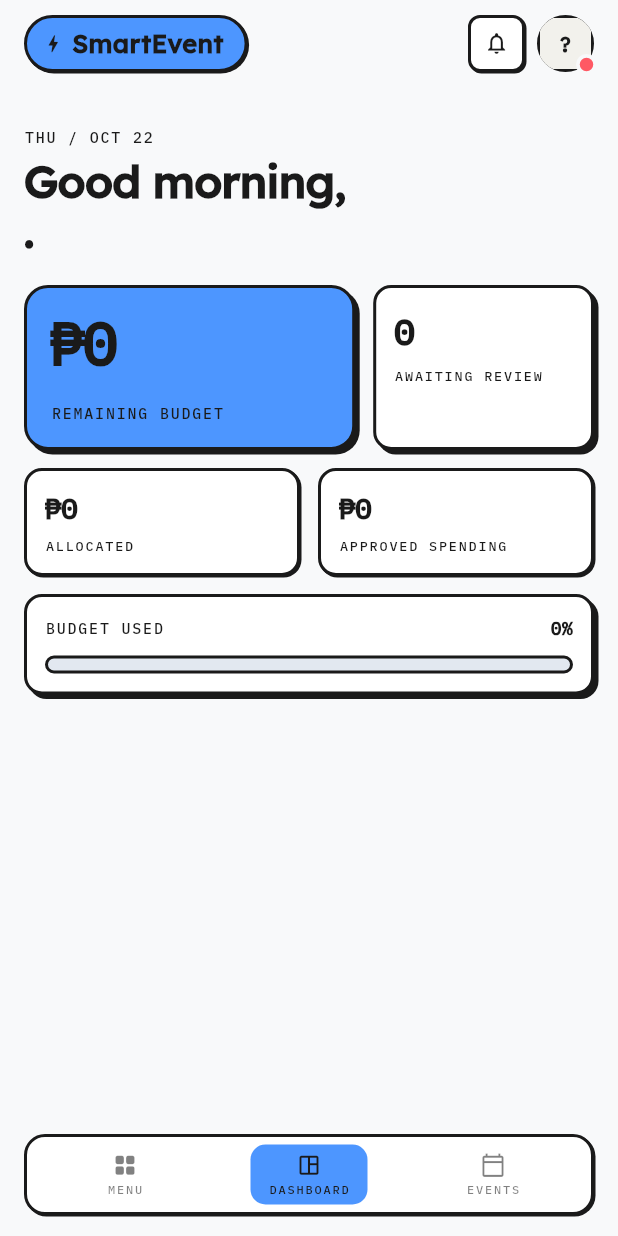
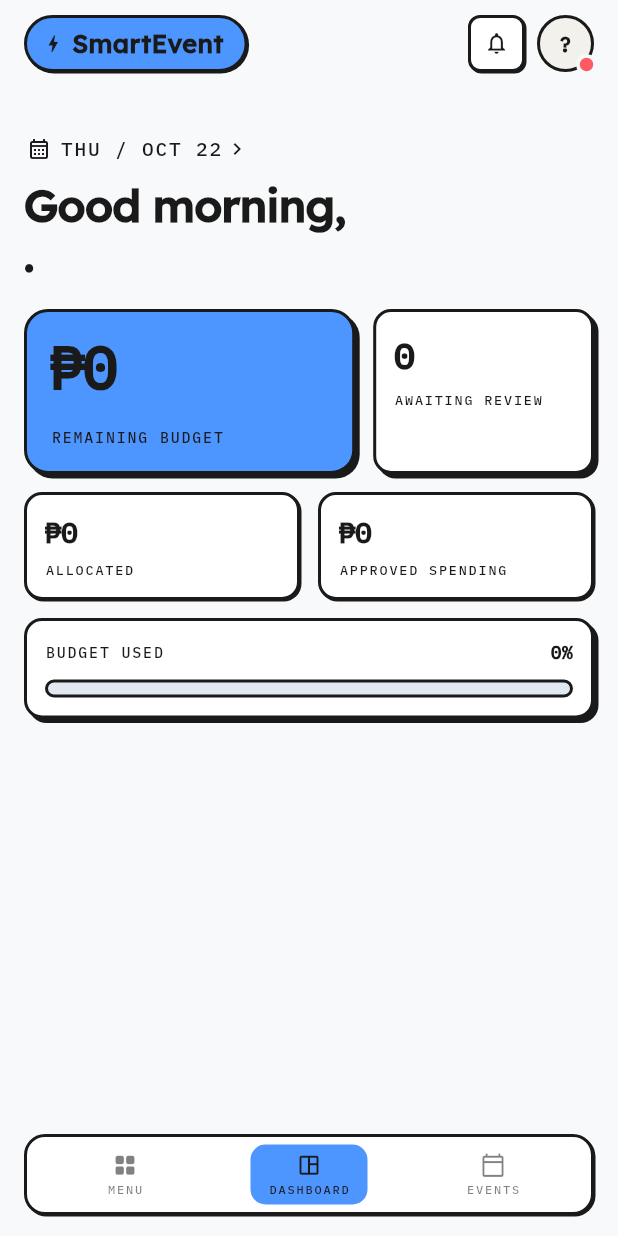
Before and after one commit to hrnndzzzz/SMARTEVENT-APP, a Flutter app: the RootShell screen opened directly, after a tap on the "close" icon, on a phone screen of 412 x 824 dp. Run offline on Flutter 3.47's test engine with Material 3 defaults, Android fonts, the phone set to English and light mode, and no system bars; our stand-ins replace audioplayers, camera, file_picker, flutter_secure_storage, image_picker, share_plus and 2 more; accounts and stored records are empty; network calls fail.

Commit message:
Make the dashboard header say what it does
Three things our professor's review landed on, all on the first screen
anyone opens.

The date and the scope line were plain grey captions that read as
decoration. They are bigger now, each with an icon, a chevron and a tap
target: the date opens the planner, the scope line opens the account.

The bell rang by rotating the whole button, so the square turned — which
reads as the interface wobbling rather than as something arriving. The
icon turns now and the box stays square, flushing red across the same
swell so an unread notice is visible without watching for movement.

The avatar showed its corners through the circle. A Container with a
circular shape clips its child and then paints the border over the
result, with the child still filling the square underneath. Clipped with
ClipOval and bordered separately, which actually rounds it.

Co-Authored-By: Claude Opus 5 <noreply@anthropic.com>

```diff
--- a/lib/screens/home_screen.dart
+++ b/lib/screens/home_screen.dart
@@ -7,6 +7,9 @@ import '../theme/app_colors.dart';
 import '../theme/app_layout.dart';
 import '../theme/app_theme.dart';
 import '../theme/brut.dart';
+import '../theme/palette.dart';
+import '../widgets/account_menu.dart';
+import '../widgets/event_calendar.dart';
 import '../widgets/app_header.dart';
 import '../widgets/event_progress_bar.dart';
 import 'event_detail_screen.dart';
@@ -74,8 +77,32 @@ class HomeScreen extends StatelessWidget {
         crossAxisAlignment: CrossAxisAlignment.stretch,
         children: [
           const SizedBox(height: AppLayout.section),
-          MonoLabel(
-            '${_days[now.weekday - 1]} / ${_months[now.month - 1]} ${now.day}',
+          // The date opens the planner and the scope line opens the
+          // account: both were small grey captions that looked like
+          // decoration, so both now carry a chevron and a tap target.
+          _HeaderLine(
+            label:
+                '${_days[now.weekday - 1]} / ${_months[now.month - 1]} '
+                '${now.day}',
+            icon: Icons.calendar_month_outlined,
+            onTap: () => BrutSheet.show<void>(
+              context,
+              builder: (_) => BrutSheet(
+                title: 'Planner',
+                subtitle: 'Everything with a date on it.',
+                child: EventCalendar(
+                  events: app.events,
+                  onOpen: (event) {
+                    Navigator.of(context).pop();
+                    Navigator.of(context).push(
+                      MaterialPageRoute(
+                        builder: (_) => EventDetailScreen(event: event),
+                      ),
+                    );
+                  },
+                ),
+              ),
+            ),
           ),
           const SizedBox(height: 6),
           Text(
@@ -84,7 +111,11 @@ class HomeScreen extends StatelessWidget {
           ),
           if (AppHeader.scopeLineFor(app) case final scope?) ...[
             const SizedBox(height: 6),
-            MonoLabel(scope),
+            _HeaderLine(
+              label: scope,
+              icon: Icons.badge_outlined,
+              onTap: () => AccountMenu.show(context),
+            ),
           ],
           const SizedBox(height: AppLayout.section),
 
@@ -440,3 +471,47 @@ class _RecordButton extends StatelessWidget {
     );
   }
 }
+
+/// One of the two lines framing the greeting.
+///
+/// Both used to be plain mono captions, which read as decoration and
+/// hid what they lead to: the date opens the planner, the scope line
+/// opens the account. Bigger, with an icon and a chevron, and a tap
+/// target tall enough for a thumb.
+class _HeaderLine extends StatelessWidget {
+  const _HeaderLine({
+    required this.label,
+    required this.icon,
+    required this.onTap,
+  });
+
+  final String label;
+  final IconData icon;
+  final VoidCallback onTap;
+
+  @override
+  Widget build(BuildContext context) {
+    final ink = context.palette.ink;
+
+    return Align(
+      alignment: Alignment.centerLeft,
+      child: InkWell(
+        onTap: onTap,
+        borderRadius: AppRadius.controlAll,
+        child: Padding(
+          padding: const EdgeInsets.symmetric(vertical: 6, horizontal: 2),
+          child: Row(
+            mainAxisSize: MainAxisSize.min,
+            children: [
+              Icon(icon, size: 16, color: ink),
+              const SizedBox(width: 6),
+              MonoLabel(label, fontSize: 13, color: ink),
+              const SizedBox(width: 2),
+              Icon(Icons.chevron_right, size: 16, color: ink),
+            ],
+          ),
+        ),
+      ),
+    );
+  }
+}
--- a/lib/widgets/user_avatar.dart
+++ b/lib/widgets/user_avatar.dart
@@ -84,15 +84,25 @@ class UserAvatar extends StatelessWidget {
       );
     }
 
-    return Container(
+    // Clipped and bordered separately, on purpose. A Container with a
+    // circular shape clips the child and then paints its border over the
+    // result, and the child still fills the square underneath — which
+    // left the corners showing through at the edge of the circle.
+    return SizedBox(
       width: size,
       height: size,
-      clipBehavior: Clip.antiAlias,
-      decoration: BoxDecoration(
-        shape: BoxShape.circle,
-        border: Border.all(color: AppColors.ink, width: 2),
+      child: Stack(
+        fit: StackFit.expand,
+        children: [
+          ClipOval(child: inner),
+          DecoratedBox(
+            decoration: BoxDecoration(
+              shape: BoxShape.circle,
+              border: Border.all(color: AppColors.ink, width: 2),
+            ),
+          ),
+        ],
       ),
-      child: inner,
     );
   }
 }
```
Also changed, not shown: lib/widgets/app_header.dart (+58 -5 lines).
